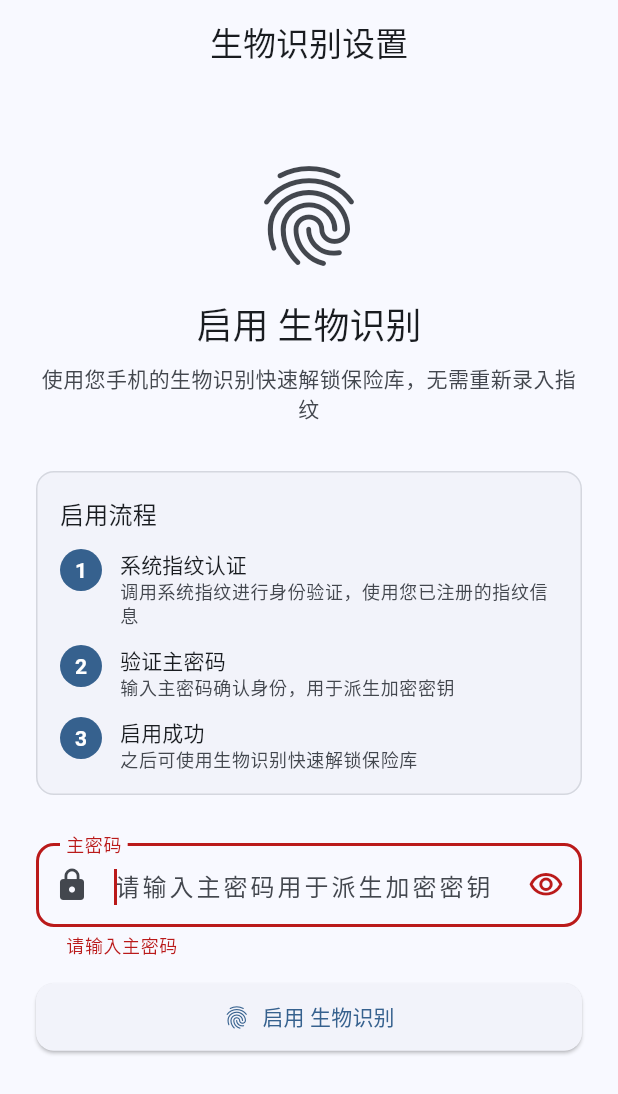
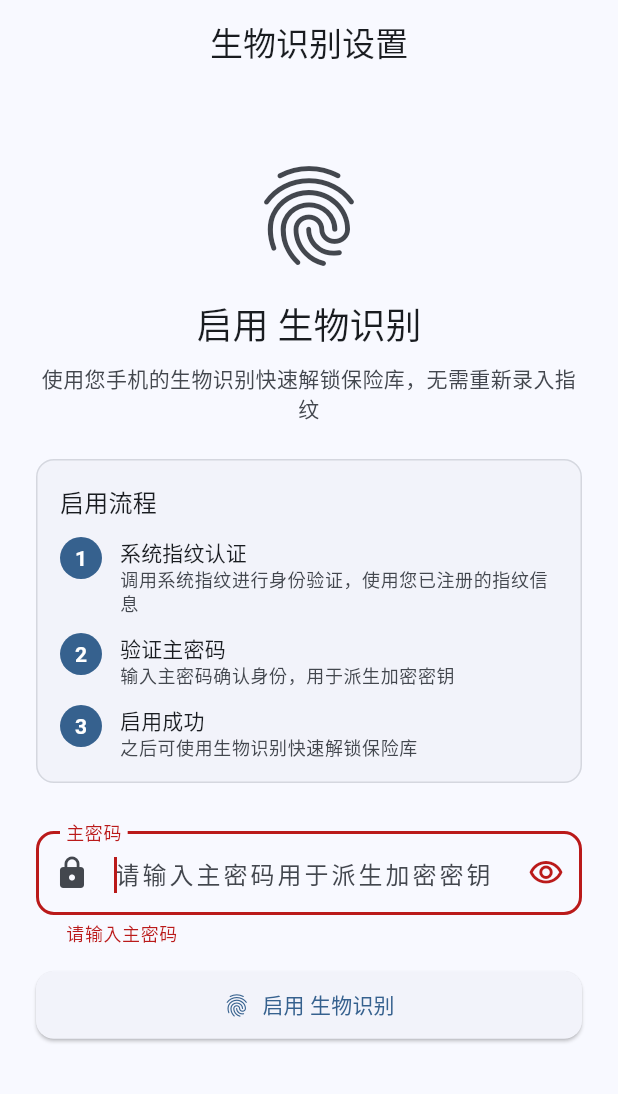
Before and after one commit to morning-start/vaultly, a Flutter app: the BiometricSettingsPage screen opened by its route, after a tap on an icon or button, on a phone screen of 412 x 824 dp. Shown: the top 1094 px of the screen. Run offline on Flutter 3.47's test engine with Material 3 defaults, Android fonts, the phone set to English and light mode, and no system bars; our stand-ins replace flutter_riverpod, flutter_secure_storage, go_router, image_picker, local_auth; missing offline and left inert: encrypt, google_mlkit_text_recognition, mobile_scanner, pointycastle, webdav_client; accounts and stored records are empty.

Commit message:
feat(ui): tokenize biometric settings page
- Tokenized spacing, semantic snackbars without hardcoded colors

Co-Authored-By: AtomCode (deepseek-v4-flash) <noreply@atomgit.com>

```diff
--- a/lib/ui/pages/biometric_settings_page.dart
+++ b/lib/ui/pages/biometric_settings_page.dart
@@ -2,6 +2,7 @@ import 'package:flutter/material.dart';
 import 'package:flutter_riverpod/flutter_riverpod.dart';
 import '../../core/providers/auth_provider.dart';
 import '../widgets/secure_text_field.dart';
+import '../theme/tokens.dart';
 
 class BiometricSettingsPage extends ConsumerStatefulWidget {
   const BiometricSettingsPage({super.key});
@@ -30,10 +31,7 @@ class _BiometricSettingsPageState extends ConsumerState<BiometricSettingsPage> {
 
     if (success) {
       ScaffoldMessenger.of(context).showSnackBar(
-        const SnackBar(
-          content: Text('生物识别已启用'),
-          backgroundColor: Colors.green,
-        ),
+        const SnackBar(content: Text('生物识别已启用')),
       );
       _passwordController.clear();
     }
@@ -66,10 +64,7 @@ class _BiometricSettingsPageState extends ConsumerState<BiometricSettingsPage> {
       await ref.read(authNotifierProvider.notifier).disableBiometric();
       if (mounted) {
         ScaffoldMessenger.of(context).showSnackBar(
-          const SnackBar(
-            content: Text('生物识别已禁用'),
-            backgroundColor: Colors.orange,
-          ),
+          const SnackBar(content: Text('生物识别已禁用')),
         );
       }
     }
@@ -88,13 +83,13 @@ class _BiometricSettingsPageState extends ConsumerState<BiometricSettingsPage> {
       ),
       body: SafeArea(
         child: SingleChildScrollView(
-          padding: const EdgeInsets.all(24),
+          padding: const EdgeInsets.all(AppTokens.spaceXL),
           child: Form(
             key: _formKey,
             child: Column(
               crossAxisAlignment: CrossAxisAlignment.stretch,
               children: [
-                const SizedBox(height: 24),
+                const SizedBox(height: AppTokens.spaceXL),
 
                 // 图标和标题
                 Icon(
@@ -105,14 +100,14 @@ class _BiometricSettingsPageState extends ConsumerState<BiometricSettingsPage> {
                       : Theme.of(context).colorScheme.onSurfaceVariant,
                 ),
 
-                const SizedBox(height: 16),
+                const SizedBox(height: AppTokens.spaceL),
                 Text(
                   biometricEnabled ? '$biometricTypeName 已启用' : '启用 $biometricTypeName',
                   style: Theme.of(context).textTheme.headlineSmall,
                   textAlign: TextAlign.center,
                 ),
 
-                const SizedBox(height: 8),
+                const SizedBox(height: AppTokens.spaceS),
                 Text(
                   biometricEnabled
                       ? '您可以使用$biometricTypeName快速解锁保险库'
@@ -123,7 +118,7 @@ class _BiometricSettingsPageState extends ConsumerState<BiometricSettingsPage> {
                   textAlign: TextAlign.center,
                 ),
 
-                const SizedBox(height: 32),
+                const SizedBox(height: AppTokens.spaceXL),
 
                 // 如果未启用，显示启用表单
                 if (!biometricEnabled) ...[
@@ -137,21 +132,21 @@ class _BiometricSettingsPageState extends ConsumerState<BiometricSettingsPage> {
                             '启用流程',
                             style: Theme.of(context).textTheme.titleMedium,
                           ),
-                          const SizedBox(height: 12),
+                          const SizedBox(height: AppTokens.spaceM),
                           _buildStep(
                             context,
                             number: 1,
                             title: '系统指纹认证',
                             description: '调用系统指纹进行身份验证，使用您已注册的指纹信息',
                           ),
-                          const SizedBox(height: 12),
+                          const SizedBox(height: AppTokens.spaceM),
                           _buildStep(
                             context,
                             number: 2,
                             title: '验证主密码',
                             description: '输入主密码确认身份，用于派生加密密钥',
                           ),
-                          const SizedBox(height: 12),
+                          const SizedBox(height: AppTokens.spaceM),
                           _buildStep(
                             context,
                             number: 3,
@@ -163,7 +158,7 @@ class _BiometricSettingsPageState extends ConsumerState<BiometricSettingsPage> {
                     ),
                   ),
 
-                  const SizedBox(height: 24),
+                  const SizedBox(height: AppTokens.spaceXL),
 
                   SecureTextField(
                     controller: _passwordController,
@@ -180,7 +175,7 @@ class _BiometricSettingsPageState extends ConsumerState<BiometricSettingsPage> {
                     onSubmitted: (_) => _enableBiometric(),
                   ),
 
-                  const SizedBox(height: 16),
+                  const SizedBox(height: AppTokens.spaceL),
 
                   SizedBox(
                     width: double.infinity,
@@ -208,7 +203,7 @@ class _BiometricSettingsPageState extends ConsumerState<BiometricSettingsPage> {
                             Icons.check_circle,
                             color: Theme.of(context).colorScheme.primary,
                           ),
-                          const SizedBox(width: 12),
+                          const SizedBox(width: AppTokens.spaceM),
                           Expanded(
                             child: Text(
                               '$biometricTypeName 已启用，可用于快速解锁',
@@ -222,7 +217,7 @@ class _BiometricSettingsPageState extends ConsumerState<BiometricSettingsPage> {
                     ),
                   ),
 
-                  const SizedBox(height: 24),
+                  const SizedBox(height: AppTokens.spaceXL),
 
                   OutlinedButton.icon(
                     onPressed: _disableBiometric,
@@ -235,7 +230,7 @@ class _BiometricSettingsPageState extends ConsumerState<BiometricSettingsPage> {
                   ),
                 ],
 
-                const SizedBox(height: 32),
+                const SizedBox(height: AppTokens.spaceXL),
 
                 // 错误提示
                 if (authState.error != null) ...[
```
